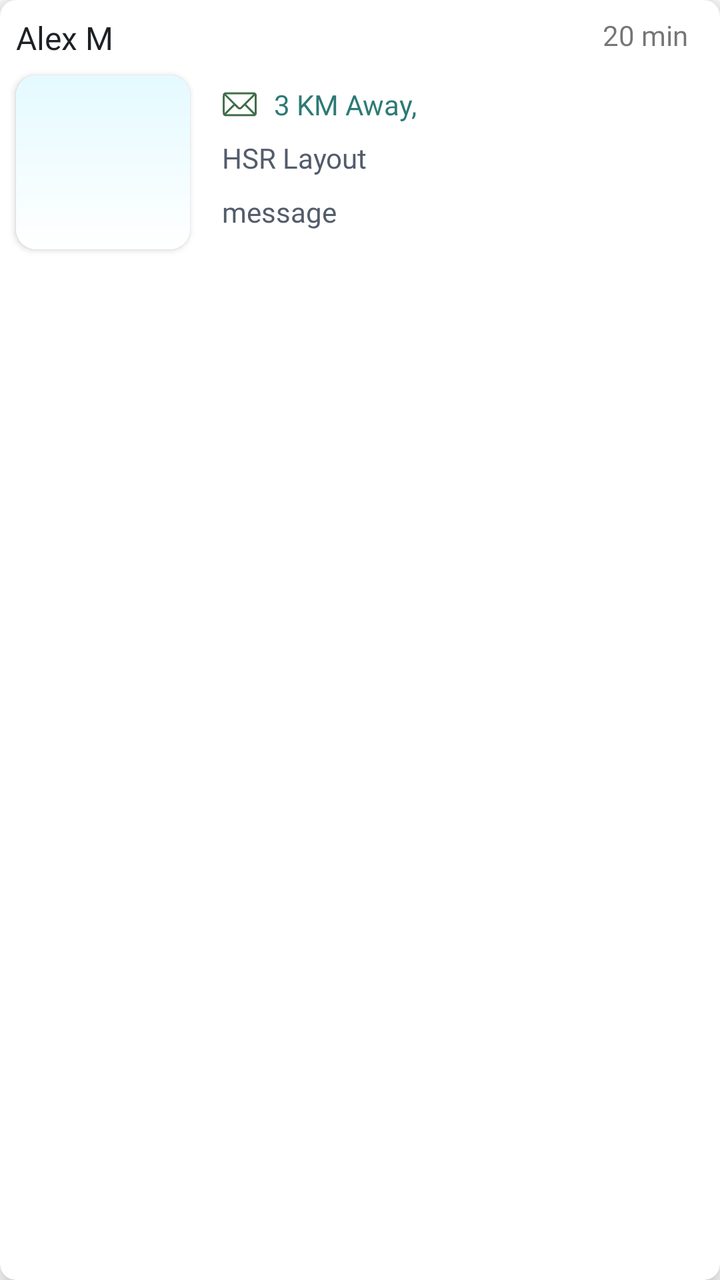
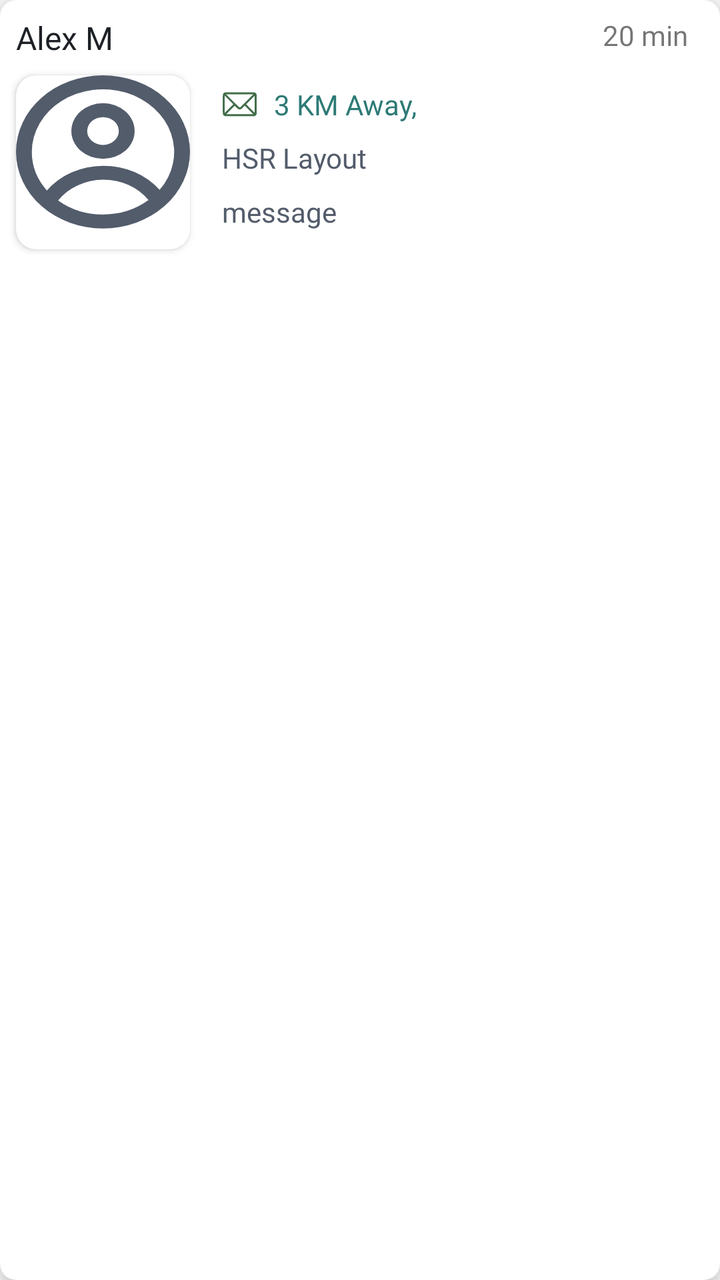

Compare the two renders of this Android layout. The source of the first and the diff that turns it into the second are given below.
<!-- AndroidManifest.xml: application theme Theme.AbraaKaDabraa.App -->
<!-- res/layout/my_request_users_row.xml -->
<?xml version="1.0" encoding="utf-8"?>
<androidx.cardview.widget.CardView xmlns:android="http://schemas.android.com/apk/res/android"
    xmlns:app="http://schemas.android.com/apk/res-auto"
    xmlns:tools="http://schemas.android.com/tools"
    android:layout_width="match_parent"
    android:layout_height="wrap_content"
    app:cardElevation="8dp"
    app:cardCornerRadius="8dp"
    android:layout_margin="8dp">

    <androidx.constraintlayout.widget.ConstraintLayout
        android:id="@+id/postedBy"
        android:layout_width="match_parent"
        android:layout_height="wrap_content"
        android:fontFamily="@font/montserrat_medium"
        android:text="Alex M"
        android:textSize="16sp"
        app:layout_constraintEnd_toEndOf="parent"
        app:layout_constraintStart_toStartOf="@+id/textView27"
        app:layout_constraintTop_toBottomOf="@+id/textView27">

        <androidx.cardview.widget.CardView
            android:id="@+id/cardView6"
            android:layout_width="87dp"
            android:layout_height="87dp"
            android:layout_marginStart="8dp"
            android:layout_marginTop="8dp"
            android:layout_marginBottom="8dp"
            app:cardCornerRadius="10dp"
            app:layout_constraintBottom_toBottomOf="parent"
            app:layout_constraintStart_toStartOf="parent"
            app:layout_constraintTop_toBottomOf="@+id/userName">

            <ImageView
                android:id="@+id/imageView20"
                android:layout_width="match_parent"
                android:layout_height="match_parent"
                android:scaleType="fitXY"
                android:src="@drawable/new_bg_theme" />
        </androidx.cardview.widget.CardView>

        <TextView
            android:id="@+id/userName"
            android:layout_width="wrap_content"
            android:layout_height="wrap_content"
            android:layout_marginStart="8dp"
            android:layout_marginTop="8dp"
            android:fontFamily="@font/montserrat_bold"
            android:text="Alex M"
            android:textColor="@color/sub_text_color"
            android:textSize="@dimen/sp_16"
            app:layout_constraintStart_toStartOf="parent"
            app:layout_constraintTop_toTopOf="parent" />

        <ImageView
            android:id="@+id/imageView17"
            android:layout_width="wrap_content"
            android:layout_height="wrap_content"
            android:layout_marginStart="16dp"
            android:layout_marginTop="8dp"
            app:layout_constraintBottom_toBottomOf="@+id/cardView6"
            app:layout_constraintStart_toEndOf="@+id/cardView6"
            app:layout_constraintTop_toBottomOf="@+id/userName"
            app:layout_constraintVertical_bias="0.07999998"
            app:srcCompat="@drawable/ic_email" />

        <TextView
            android:id="@+id/textView109"
            android:layout_width="0dp"
            android:layout_height="wrap_content"
            android:layout_marginStart="8dp"
            android:fontFamily="@font/montserrat_regular"
            android:text="3 KM Away,"
            android:textColor="@color/status_accepted"
            android:textSize="14sp"
            app:layout_constraintBottom_toBottomOf="@+id/imageView17"
            app:layout_constraintStart_toEndOf="@+id/imageView17"
            app:layout_constraintTop_toTopOf="@+id/imageView17" />

        <TextView
            android:id="@+id/message"
            android:layout_width="0dp"
            android:layout_height="wrap_content"
            android:layout_marginTop="8dp"
            android:layout_marginEnd="24dp"
            android:fontFamily="@font/montserrat_regular"
            android:maxLines="1"
            android:textSize="14sp"
            android:textColor="@color/title_color"
            android:text="message"
            app:layout_constraintEnd_toEndOf="parent"
            app:layout_constraintStart_toStartOf="@+id/imageView17"
            app:layout_constraintTop_toBottomOf="@+id/locatinName" />

        <TextView
            android:id="@+id/textView113"
            android:layout_width="wrap_content"
            android:layout_height="wrap_content"
            android:layout_marginTop="8dp"
            android:layout_marginEnd="16dp"
            android:textSize="14sp"
            android:fontFamily="@font/montserrat_regular"
            android:text="20 min"
            app:layout_constraintEnd_toEndOf="parent"
            app:layout_constraintTop_toTopOf="parent" />

        <TextView
            android:id="@+id/locatinName"
            android:layout_width="0dp"
            android:layout_height="wrap_content"
            android:layout_marginTop="8dp"
            android:layout_marginEnd="8dp"
            android:maxLength="25"
            android:maxLines="1"
            android:fontFamily="@font/montserrat_regular"
            android:textSize="14sp"
            android:textColor="@color/title_color"
            android:text="HSR Layout"
            app:layout_constraintEnd_toEndOf="parent"
            app:layout_constraintStart_toStartOf="@+id/imageView17"
            app:layout_constraintTop_toBottomOf="@+id/imageView17" />
    </androidx.constraintlayout.widget.ConstraintLayout>
</androidx.cardview.widget.CardView>
<!-- resources referenced by this layout -->
<resources>
  <color name="status_accepted">#2D7A76</color>
  <color name="sub_text_color">#1D2126</color>
  <color name="title_color">#535C6B</color>
  <dimen name="sp_16">16sp</dimen>
  <!-- drawable ic_email (drawable) -->
  <vector xmlns:android="http://schemas.android.com/apk/res/android"
      android:width="18dp"
      android:height="18dp"
      android:viewportWidth="18"
      android:viewportHeight="18">
      <group>
          <clip-path android:pathData="M0.3635,0.3043h17v17h-17z" />
          <path
              android:fillColor="#416D49"
              android:pathData="M1.5622,2.8643C0.9911,2.9772 0.5063,3.4686 0.3967,4.0529C0.3502,4.2986 0.3502,13.31 0.3967,13.5557C0.5096,14.1533 0.9911,14.6348 1.5887,14.7477C1.8344,14.7942 15.8926,14.7942 16.1383,14.7477C16.736,14.6348 17.2174,14.1533 17.3303,13.5557C17.3768,13.31 17.3768,4.2986 17.3303,4.0529C17.2174,3.4553 16.736,2.9738 16.1383,2.8609C15.9159,2.8211 1.778,2.8211 1.5622,2.8643ZM12.4329,7.0479C10.6598,8.8176 9.1723,10.2918 9.1225,10.3184C9.0063,10.3781 8.7207,10.3781 8.6045,10.3184C8.5547,10.2918 7.0672,8.8176 5.2942,7.0479L2.0735,3.8238H8.8635H15.6536L12.4329,7.0479ZM3.5079,10.9526L1.3596,13.1041V8.8043V4.5045L3.5079,6.6561L5.6594,8.8043L3.5079,10.9526ZM16.3674,8.811V13.1041L14.2192,10.9559L12.0676,8.8043L14.2092,6.6627C15.3879,5.484 16.3541,4.5211 16.3575,4.5211C16.3641,4.5211 16.3674,6.4535 16.3674,8.811ZM7.117,10.2918C8.0833,11.2514 8.2659,11.361 8.8635,11.361C9.4612,11.361 9.6405,11.2514 10.6166,10.2852L11.3903,9.5215L13.5219,11.6531L15.6536,13.7848H8.8635H2.0735L4.1985,11.6598C5.3672,10.491 6.3301,9.5348 6.3368,9.5348C6.3467,9.5348 6.6987,9.8768 7.117,10.2918Z" />
      </group>
  </vector>
  <!-- drawable new_bg_theme (drawable) -->
  <shape xmlns:android="http://schemas.android.com/apk/res/android" android:shape="rectangle" >
      <gradient
          android:startColor="#FFFFFF"
          android:endColor="#E4FAFF"
          android:angle="90"/>
  </shape>
  <style name="Theme.AbraaKaDabraa.App" parent="Theme.MaterialComponents.Light.DarkActionBar">
          <item name="colorPrimary">@color/theme_color</item>
          <item name="colorPrimaryVariant">@color/theme_color</item>
          <item name="colorOnPrimary">@color/theme_color</item>
      </style>
  <color name="theme_color">#416D49</color>
</resources>

<!-- the commit's change to res/layout/my_request_users_row.xml (unified diff, before → after) -->
@@ -36,7 +36,7 @@
                 android:layout_width="match_parent"
                 android:layout_height="match_parent"
                 android:scaleType="fitXY"
-                android:src="@drawable/new_bg_theme" />
+                android:src="@drawable/ic_profile" />
         </androidx.cardview.widget.CardView>
 
         <TextView
<!-- resource entries referenced after the edit -->
@@ -17,13 +17,21 @@
               android:pathData="M1.5622,2.8643C0.9911,2.9772 0.5063,3.4686 0.3967,4.0529C0.3502,4.2986 0.3502,13.31 0.3967,13.5557C0.5096,14.1533 0.9911,14.6348 1.5887,14.7477C1.8344,14.7942 15.8926,14.7942 16.1383,14.7477C16.736,14.6348 17.2174,14.1533 17.3303,13.5557C17.3768,13.31 17.3768,4.2986 17.3303,4.0529C17.2174,3.4553 16.736,2.9738 16.1383,2.8609C15.9159,2.8211 1.778,2.8211 1.5622,2.8643ZM12.4329,7.0479C10.6598,8.8176 9.1723,10.2918 9.1225,10.3184C9.0063,10.3781 8.7207,10.3781 8.6045,10.3184C8.5547,10.2918 7.0672,8.8176 5.2942,7.0479L2.0735,3.8238H8.8635H15.6536L12.4329,7.0479ZM3.5079,10.9526L1.3596,13.1041V8.8043V4.5045L3.5079,6.6561L5.6594,8.8043L3.5079,10.9526ZM16.3674,8.811V13.1041L14.2192,10.9559L12.0676,8.8043L14.2092,6.6627C15.3879,5.484 16.3541,4.5211 16.3575,4.5211C16.3641,4.5211 16.3674,6.4535 16.3674,8.811ZM7.117,10.2918C8.0833,11.2514 8.2659,11.361 8.8635,11.361C9.4612,11.361 9.6405,11.2514 10.6166,10.2852L11.3903,9.5215L13.5219,11.6531L15.6536,13.7848H8.8635H2.0735L4.1985,11.6598C5.3672,10.491 6.3301,9.5348 6.3368,9.5348C6.3467,9.5348 6.6987,9.8768 7.117,10.2918Z" />
       </group>
   </vector>
-  <!-- drawable new_bg_theme (drawable) -->
-  <shape xmlns:android="http://schemas.android.com/apk/res/android" android:shape="rectangle" >
-      <gradient
-          android:startColor="#FFFFFF"
-          android:endColor="#E4FAFF"
-          android:angle="90"/>
-  </shape>
+  <!-- drawable ic_profile (drawable) -->
+  <vector xmlns:android="http://schemas.android.com/apk/res/android"
+      android:width="22dp"
+      android:height="25dp"
+      android:viewportWidth="22"
+      android:viewportHeight="25">
+    <path
+        android:pathData="M15,8a4,4 0,1 1,-4 -4A4,4 0,0 1,15 8ZM13,8a2,2 0,1 1,-2 -2A2,2 0,0 1,13 8Z"
+        android:fillColor="#535c6b"
+        android:fillType="evenOdd"/>
+    <path
+        android:pathData="M11,0A11,11 0,1 0,22 11,11 11,0 0,0 11,0ZM2,11a8.961,8.961 0,0 0,1.908 5.542,9 9,0 0,1 14.249,-0.083A9,9 0,1 0,2 11ZM11,20a8.963,8.963 0,0 1,-5.672 -2.012,7 7,0 0,1 11.426,-0.067A8.964,8.964 0,0 1,11 20Z"
+        android:fillColor="#535c6b"
+        android:fillType="evenOdd"/>
+  </vector>
   <style name="Theme.AbraaKaDabraa.App" parent="Theme.MaterialComponents.Light.DarkActionBar">
           <item name="colorPrimary">@color/theme_color</item>
           <item name="colorPrimaryVariant">@color/theme_color</item>
